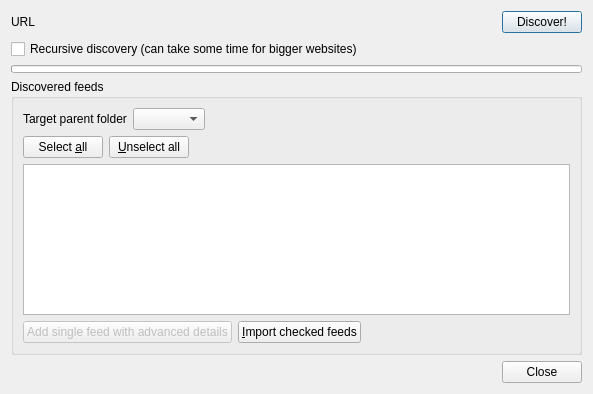
The window that src/librssguard-standard/src/gui/formdiscoverfeeds.ui (martinrotter/rssguard) describes before a commit, drawn with Qt 5.
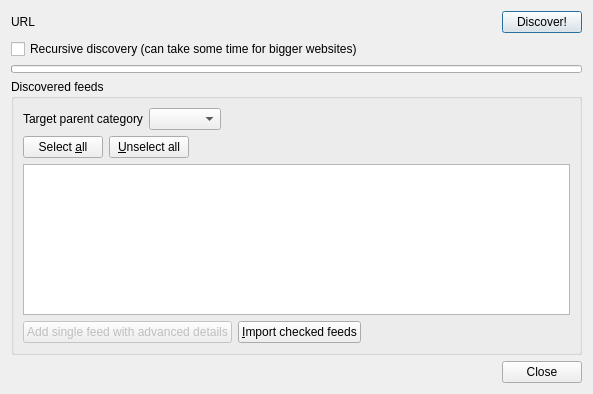
The same window after the commit. Custom widgets are drawn as their Qt base class.

Commit message: folder -> category

```diff
--- a/src/librssguard-standard/src/gui/formdiscoverfeeds.ui
+++ b/src/librssguard-standard/src/gui/formdiscoverfeeds.ui
@@ -80,7 +80,7 @@
       <item row="0" column="0">
        <widget class="QLabel" name="m_lblParentCategory">
         <property name="text">
-         <string>Target parent folder</string>
+         <string>Target parent category</string>
         </property>
         <property name="buddy">
          <cstring>m_cmbParentCategory</cstring>
```
Left out of the diff: 14 changed lines with no effect on the pictures. The commit also changes 4 other files.
